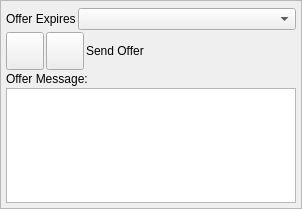
Above: nolimitgui/CommonSrc/Forms/OfferSendWidget.ui from nolimitconnect/NoLimitConnect before the change. Below: the same form after it.
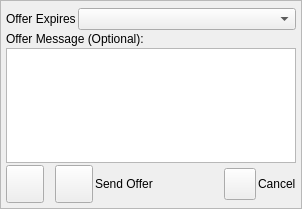
That is the form after the change. Custom widgets are drawn as their Qt base class.

Commit message: Work on offer system. Not completed yet

What changed in the file:
```diff
--- a/nolimitgui/CommonSrc/Forms/OfferSendWidget.ui
+++ b/nolimitgui/CommonSrc/Forms/OfferSendWidget.ui
@@ -110,66 +110,8 @@
              <verstretch>0</verstretch>
             </sizepolicy>
            </property>
-          </widget>
-         </item>
-        </layout>
-       </item>
-       <item>
-        <layout class="QHBoxLayout" name="horizontalLayout">
-         <item>
-          <widget class="VxPushButton" name="m_OfferViewButton">
-           <property name="minimumSize">
-            <size>
-             <width>38</width>
-             <height>38</height>
-            </size>
-           </property>
-           <property name="maximumSize">
-            <size>
-             <width>38</width>
-             <height>38</height>
-            </size>
-           </property>
-           <property name="text">
-            <string/>
-           </property>
-           <property name="iconSize">
-            <size>
-             <width>38</width>
-             <height>38</height>
-            </size>
-           </property>
-          </widget>
-         </item>
-         <item>
-          <widget class="VxPushButton" name="m_OfferSendButton">
-           <property name="minimumSize">
-            <size>
-             <width>38</width>
-             <height>38</height>
-            </size>
-           </property>
-           <property name="maximumSize">
-            <size>
-             <width>38</width>
-             <height>38</height>
-            </size>
-           </property>
-           <property name="text">
-            <string/>
-           </property>
-           <property name="iconSize">
-            <size>
-             <width>38</width>
-             <height>38</height>
-            </size>
-           </property>
-          </widget>
-         </item>
-         <item>
-          <widget class="QLabel" name="m_OfferSendLabel">
-           <property name="text">
-            <string>Send Offer</string>
+           <property name="focusPolicy">
+            <enum>Qt::FocusPolicy::TabFocus</enum>
            </property>
           </widget>
          </item>
@@ -189,7 +131,7 @@
           </font>
          </property>
          <property name="text">
-          <string>Offer Message:</string>
+          <string>Offer Message (Optional):</string>
          </property>
          <property name="alignment">
           <set>Qt::AlignBottom|Qt::AlignLeading|Qt::AlignLeft</set>
@@ -209,6 +151,130 @@
          </property>
         </widget>
        </item>
+       <item>
+        <layout class="QHBoxLayout" name="horizontalLayout">
+         <item>
+          <widget class="VxPushButton" name="m_OfferViewButton">
+           <property name="minimumSize">
+            <size>
+             <width>38</width>
+             <height>38</height>
+            </size>
+           </property>
+           <property name="maximumSize">
+            <size>
+             <width>38</width>
+             <height>38</height>
+            </size>
+           </property>
+           <property name="focusPolicy">
+            <enum>Qt::FocusPolicy::NoFocus</enum>
+           </property>
+           <property name="text">
+            <string/>
+           </property>
+           <property name="iconSize">
+            <size>
+             <width>38</width>
+             <height>38</height>
+            </size>
+           </property>
+          </widget>
+         </item>
+         <item>
+          <widget class="QLabel" name="m_PluginNameLabel">
+           <property name="sizePolicy">
+            <sizepolicy hsizetype="Minimum" vsizetype="Preferred">
+             <horstretch>0</horstretch>
+             <verstretch>0</verstretch>
+            </sizepolicy>
+           </property>
+           <property name="text">
+            <string notr="true"/>
+           </property>
+          </widget>
+         </item>
+         <item>
+          <widget class="VxPushButton" name="m_OfferSendButton">
+           <property name="minimumSize">
+            <size>
+             <width>38</width>
+             <height>38</height>
+            </size>
+           </property>
+           <property name="maximumSize">
+            <size>
+             <width>38</width>
+             <height>38</height>
+            </size>
+           </property>
+           <property name="text">
+            <string/>
+           </property>
+           <property name="iconSize">
+            <size>
+             <width>38</width>
+             <height>38</height>
+            </size>
+           </property>
+          </widget>
+         </item>
+         <item>
+          <widget class="QLabel" name="m_OfferSendLabel">
+           <property name="sizePolicy">
+            <sizepolicy hsizetype="Expanding" vsizetype="Preferred">
+             <horstretch>0</horstretch>
+             <verstretch>0</verstretch>
+            </sizepolicy>
+           </property>
+           <property name="text">
+            <string>Send Offer</string>
+           </property>
+          </widget>
+         </item>
+         <item>
+          <widget class="VxPushButton" name="m_OfferCancelButton">
+           <property name="sizePolicy">
+            <sizepolicy hsizetype="Minimum" vsizetype="Fixed">
+             <horstretch>0</horstretch>
+             <verstretch>0</verstretch>
+            </sizepolicy>
+           </property>
+           <property name="minimumSize">
+            <size>
+             <width>32</width>
+             <height>32</height>
+            </size>
+           </property>
+           <property name="maximumSize">
+            <size>
+             <width>32</width>
+             <height>32</height>
+            </size>
+           </property>
+           <property name="focusPolicy">
+            <enum>Qt::FocusPolicy::TabFocus</enum>
+           </property>
+           <property name="text">
+            <string notr="true"/>
+           </property>
+          </widget>
+         </item>
+         <item>
+          <widget class="QLabel" name="m_CancelLabel">
+           <property name="sizePolicy">
+            <sizepolicy hsizetype="Minimum" vsizetype="Preferred">
+             <horstretch>0</horstretch>
+             <verstretch>0</verstretch>
+            </sizepolicy>
+           </property>
+           <property name="text">
+            <string>Cancel</string>
+           </property>
+          </widget>
+         </item>
+        </layout>
+       </item>
       </layout>
      </widget>
     </widget>
@@ -216,17 +282,17 @@
   </layout>
  </widget>
  <customwidgets>
-  <customwidget>
-   <class>VxPushButton</class>
-   <extends>QPushButton</extends>
-   <header>VxPushButton.h</header>
-  </customwidget>
   <customwidget>
    <class>IdentOfferWidget</class>
    <extends>QWidget</extends>
    <header>IdentOfferWidget.h</header>
    <container>1</container>
   </customwidget>
+  <customwidget>
+   <class>VxPushButton</class>
+   <extends>QPushButton</extends>
+   <header location="global">VxPushButton.h</header>
+  </customwidget>
  </customwidgets>
  <resources/>
  <connections/>
```
Left out of the diff: 14 changed lines with no effect on the pictures. The commit also changes 105 other files.
